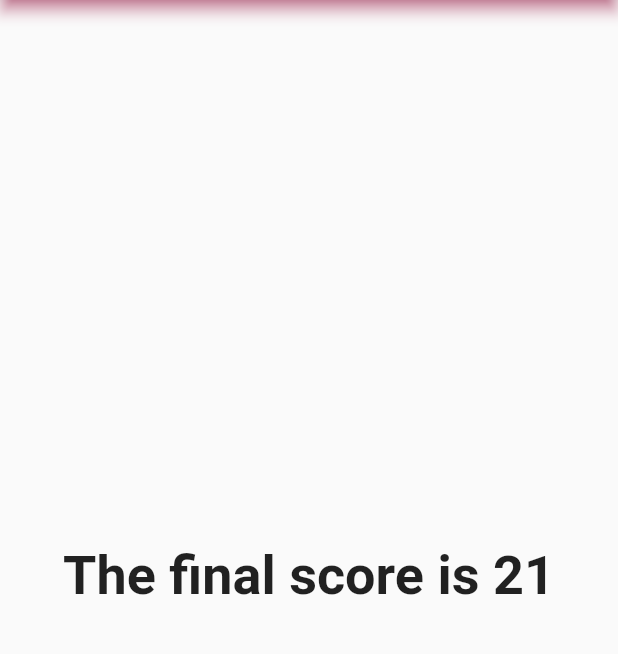
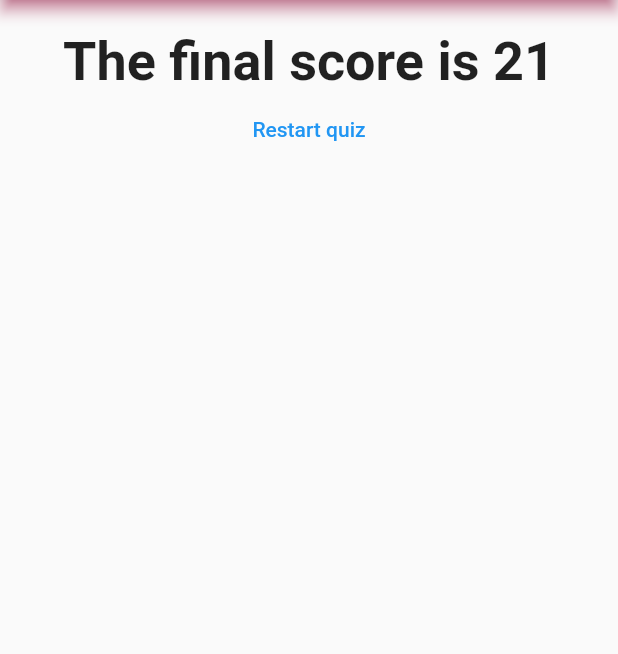
Before and after one commit to mlars84/flutter_complete_guide_01, a Flutter app: the screen it shows after launch, after a tap on "black", after a tap on "dog", after a tap on "indie", on a phone screen of 412 x 824 dp, the part 84-738 px from its top. Run offline on Flutter 3.47's test engine with Material 2 defaults, Android fonts, the phone set to English and light mode, and no system bars.

Commit message:
Finsihed up module

```diff
--- a/lib/main.dart
+++ b/lib/main.dart
@@ -53,6 +53,13 @@
     });
   }
 
+  void _resettQuiz() {
+    setState(() {
+      _questionIndex = 0;
+      _totalScore = 0;
+    });
+  }
+
   @override
   Widget build(BuildContext context) {
     return MaterialApp(
@@ -72,7 +79,7 @@
                 answerQuestion: _answerQuestion,
                 questionsList: _questions[_questionIndex],
               )
-            : Result(finalScore: _totalScore),
+            : Result(finalScore: _totalScore, resetHandler: _resettQuiz),
         ),
       )
     );
--- a/lib/result.dart
+++ b/lib/result.dart
@@ -2,8 +2,9 @@
 
 class Result extends StatelessWidget {
   final int finalScore;
+  final Function resetHandler;
 
-  Result({this.finalScore});
+  Result({this.finalScore, this.resetHandler});
 
   String get resulPhrase {
     return "The final score is $finalScore";
@@ -12,7 +13,9 @@
   @override
   Widget build(BuildContext context) {
     return Center(
-      child: Text(
+      child: Column(
+        children: [
+          Text(
             resulPhrase,
             style: TextStyle(
               fontSize: 36,
@@ -20,6 +23,13 @@
             ),
             textAlign: TextAlign.center,
           ),
+          FlatButton(
+            child: Text('Restart quiz'),
+            textColor: Colors.blue,
+            onPressed: resetHandler,
+          )
+        ],
+      ),
     );
   }
 }
```
Lines whose indentation alone changed are shown as unchanged.
